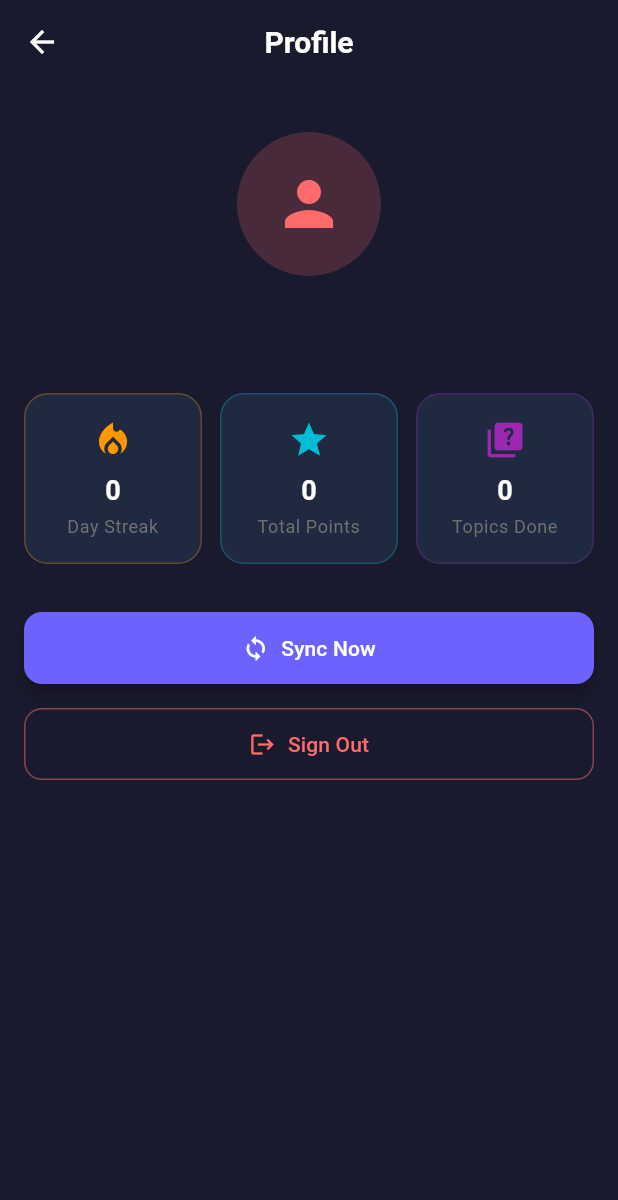
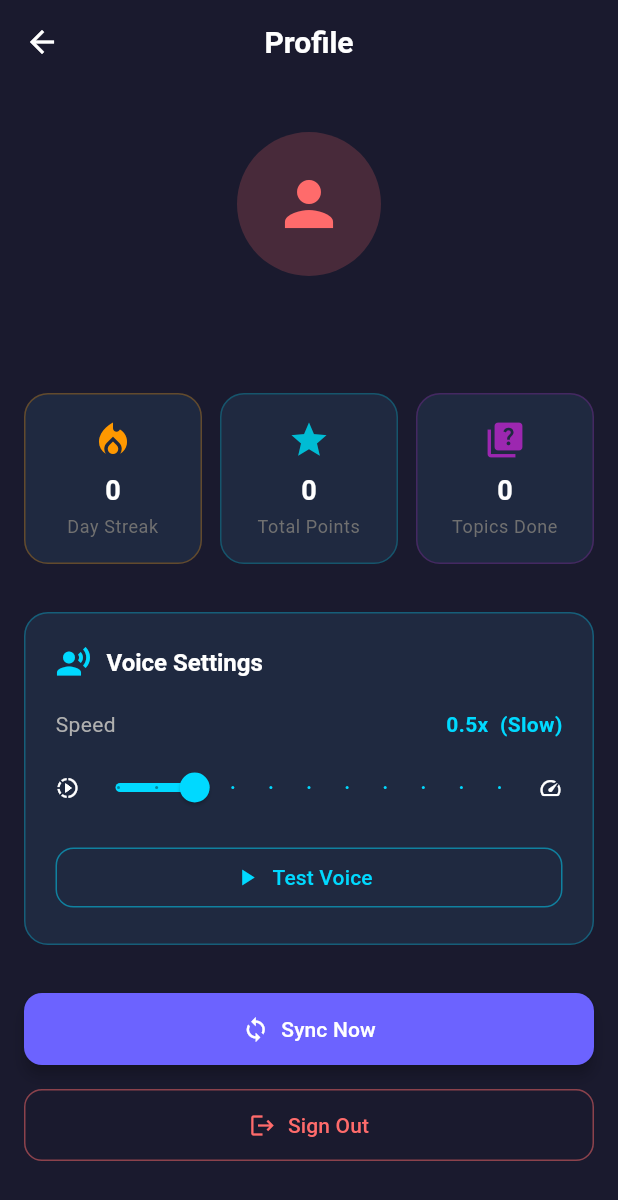
Before and after one commit to oluyemi-1/physics-gcse, a Flutter app: the ProfileScreen screen opened directly, on a phone screen of 412 x 824 dp. Shown: the top 1200 px of the screen. Run offline on Flutter 3.47's test engine with Material 3 defaults, Android fonts, the phone set to English and light mode, and no system bars; our stand-ins replace audioplayers, confetti, connectivity_plus, flutter_animate, flutter_tts, google_sign_in and 3 more; accounts and stored records are empty.

Commit message:
Add Voice Settings with speed control to profile screen

```diff
--- a/lib/screens/profile_screen.dart
+++ b/lib/screens/profile_screen.dart
@@ -2,6 +2,7 @@ import 'package:flutter/material.dart';
 import 'package:provider/provider.dart';
 import '../providers/auth_provider.dart';
 import '../providers/app_provider.dart';
+import '../providers/tts_provider.dart';
 import '../theme/app_theme.dart';
 import 'login_screen.dart';
 
@@ -31,6 +32,8 @@ class ProfileScreen extends StatelessWidget {
             ],
             const SizedBox(height: 32),
             _buildStatsSection(context, app),
+            const SizedBox(height: 32),
+            _buildTTSSettings(context),
             const SizedBox(height: 32),
             if (auth.isLoggedIn) _buildSyncButton(context, app),
             if (auth.isGuest) _buildGuestPrompt(context),
@@ -150,6 +153,115 @@ class ProfileScreen extends StatelessWidget {
           ),
         ],
       ),
+    );
+  }
+
+  Widget _buildTTSSettings(BuildContext context) {
+    return Consumer<TTSProvider>(
+      builder: (context, tts, _) {
+        String speedLabel;
+        if (tts.speechRate <= 0.3) {
+          speedLabel = 'Very Slow';
+        } else if (tts.speechRate <= 0.5) {
+          speedLabel = 'Slow';
+        } else if (tts.speechRate <= 0.8) {
+          speedLabel = 'Normal';
+        } else if (tts.speechRate <= 1.1) {
+          speedLabel = 'Fast';
+        } else {
+          speedLabel = 'Very Fast';
+        }
+
+        return Container(
+          width: double.infinity,
+          padding: const EdgeInsets.all(20),
+          decoration: BoxDecoration(
+            color: AppTheme.surfaceColor,
+            borderRadius: BorderRadius.circular(16),
+            border: Border.all(
+              color: AppTheme.secondaryColor.withValues(alpha: 0.3),
+              width: 1,
+            ),
+          ),
+          child: Column(
+            crossAxisAlignment: CrossAxisAlignment.start,
+            children: [
+              Row(
+                children: [
+                  Icon(
+                    Icons.record_voice_over,
+                    color: AppTheme.secondaryColor,
+                    size: 24,
+                  ),
+                  const SizedBox(width: 10),
+                  Text(
+                    'Voice Settings',
+                    style: Theme.of(context).textTheme.titleLarge,
+                  ),
+                ],
+              ),
+              const SizedBox(height: 20),
+              Row(
+                children: [
+                  const Text('Speed'),
+                  const Spacer(),
+                  Text(
+                    '${tts.speechRate.toStringAsFixed(1)}x  ($speedLabel)',
+                    style: TextStyle(
+                      color: AppTheme.secondaryColor,
+                      fontWeight: FontWeight.bold,
+                    ),
+                  ),
+                ],
+              ),
+              const SizedBox(height: 8),
+              Row(
+                children: [
+                  const Icon(Icons.slow_motion_video, size: 16),
+                  Expanded(
+                    child: Slider(
+                      value: tts.speechRate,
+                      min: 0.25,
+                      max: 1.5,
+                      divisions: 10,
+                      onChanged: (value) {
+                        tts.setSpeechRate(value);
+                      },
+                      activeColor: AppTheme.secondaryColor,
+                    ),
+                  ),
+                  const Icon(Icons.speed, size: 16),
+                ],
+              ),
+              const SizedBox(height: 12),
+              SizedBox(
+                width: double.infinity,
+                child: OutlinedButton.icon(
+                  onPressed: () {
+                    tts.speak(
+                      'This is how your voice sounds at the current speed setting.',
+                    );
+                  },
+                  icon: Icon(
+                    tts.isPlaying ? Icons.stop : Icons.play_arrow,
+                    size: 18,
+                  ),
+                  label: Text(tts.isPlaying ? 'Playing...' : 'Test Voice'),
+                  style: OutlinedButton.styleFrom(
+                    foregroundColor: AppTheme.secondaryColor,
+                    side: BorderSide(
+                      color: AppTheme.secondaryColor.withValues(alpha: 0.5),
+                    ),
+                    shape: RoundedRectangleBorder(
+                      borderRadius: BorderRadius.circular(12),
+                    ),
+                  ),
+                ),
+              ),
+            ],
+          ),
+        );
+      },
     );
   }
 
```
